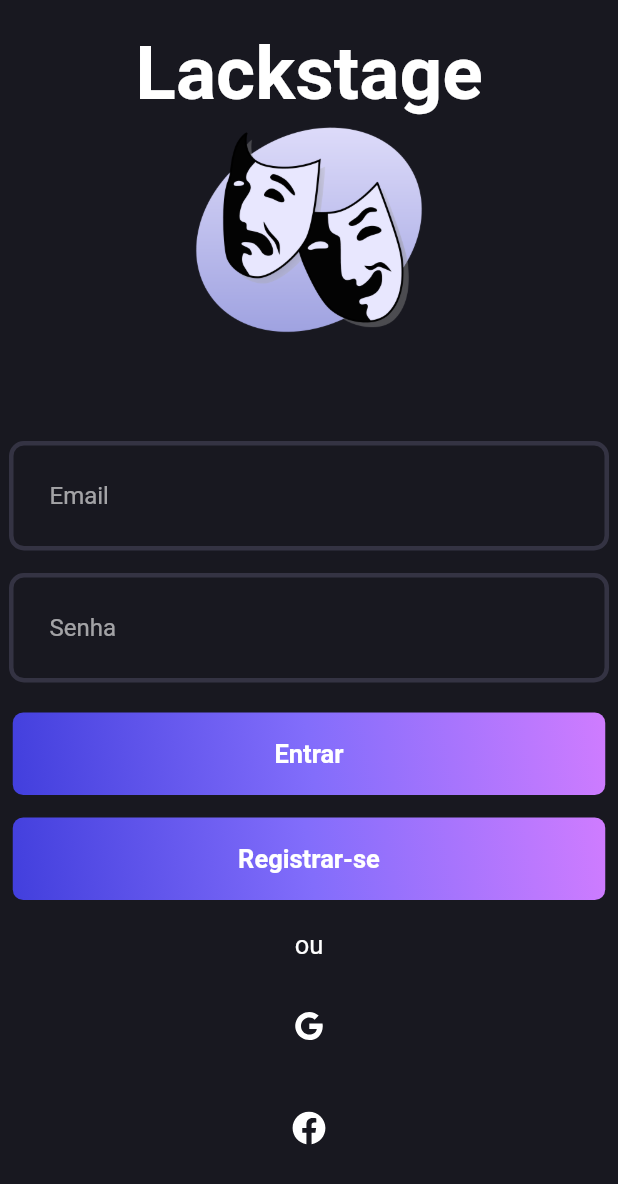
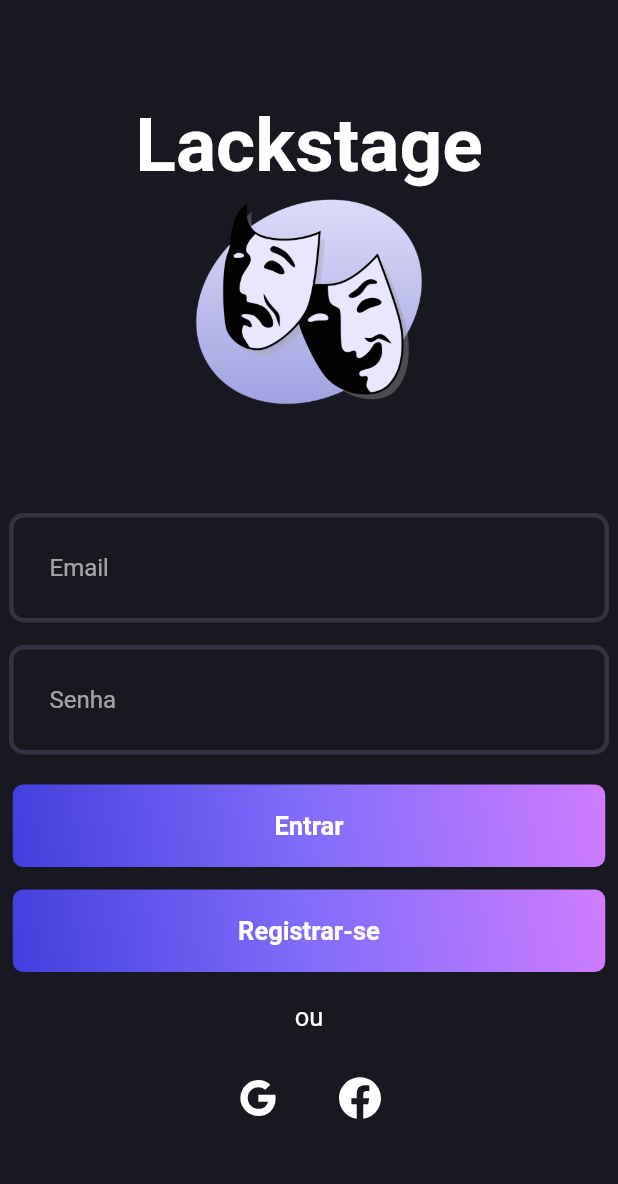
Before and after one commit to RockabZ/Lackstage, a Flutter app: the screen it shows after launch, on a phone screen of 412 x 824 dp. Shown: the top 1184 px of the screen. Run offline on Flutter 3.47's test engine with Material 2 defaults, Android fonts, the phone set to English and light mode, and no system bars; our stand-ins replace flutter_svg.

Commit message:
style: Optmizes LoginPage style

```diff
--- a/lib/Pages/LoginPage.dart
+++ b/lib/Pages/LoginPage.dart
@@ -12,13 +12,16 @@ class LoginPage extends StatelessWidget {
   Widget build(BuildContext context) {
     return Scaffold(
       body: SafeArea(
-      child: SingleChildScrollView(
-        child: Center(
-          child: Column(
+        child: Row(
+          mainAxisAlignment: MainAxisAlignment.center,
+          crossAxisAlignment: CrossAxisAlignment.center,
           children: [
-              const SizedBox(height: 20),
+            Column(
+              mainAxisAlignment: MainAxisAlignment.center,
+              children: [
                 const Text('Lackstage',
-                  style: TextStyle(fontWeight: FontWeight.bold, fontSize: 50)),
+                    style:
+                        TextStyle(fontWeight: FontWeight.bold, fontSize: 50)),
                 Image.asset(
                   'assets/images/Logo.png',
                   height: 150,
@@ -58,22 +61,25 @@ class LoginPage extends StatelessWidget {
                   ),
                 ),
                 const SizedBox(height: 20),
+                Row(
+                  mainAxisAlignment: MainAxisAlignment.center,
+                  children: [
                     SocialButton(
                       iconPath: 'assets/svgs/g_logo.svg',
-                label: 'Fazer login com o Google',
                       onPressed: () {},
                     ),
-              const SizedBox(height: 20),
+                    const SizedBox(width: 20),
                     SocialButton(
                       iconPath: 'assets/svgs/f_logo.svg',
-                label: 'Fazer login com o Facebook',
-                horizontalPadding: 80,
                       onPressed: () {},
+                    ),
+                  ],
+                )
+              ],
             ),
           ],
         ),
       ),
-      ),
-    ));
+    );
   }
 }
--- a/lib/ui/social_button.dart
+++ b/lib/ui/social_button.dart
@@ -4,15 +4,11 @@ import '../Pallete.dart';
 
 class SocialButton extends StatelessWidget {
   final String iconPath;
-  final String label;
-  final double horizontalPadding;
   final VoidCallback onPressed;
   const SocialButton({
     super.key,
     required this.iconPath,
-    required this.label,
     required this.onPressed,
-    this.horizontalPadding = 10,
   });
 
   @override
@@ -21,7 +17,6 @@ class SocialButton extends StatelessWidget {
       onPressed: onPressed,
       icon: SvgPicture.asset(
         iconPath,
-        width: 25,
         color: Pallete.whiteColor,
       ),
     );
```
Lines whose indentation alone changed are shown as unchanged.
